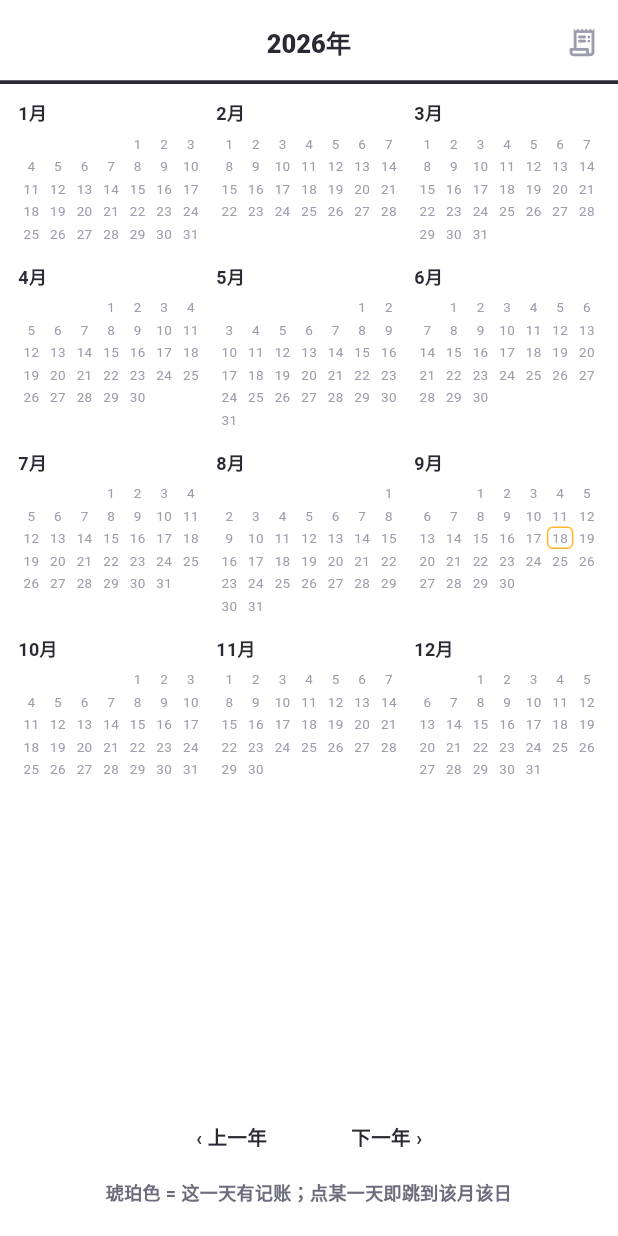
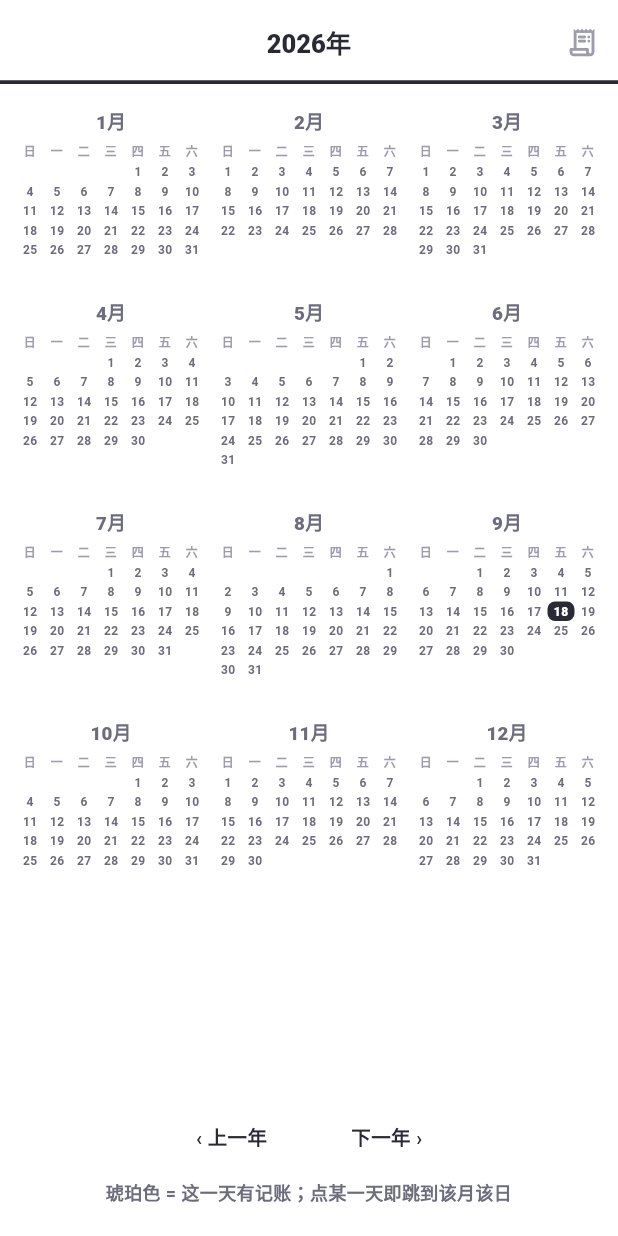
Before and after one commit to Tea-Codeman/yanxin-bookkeeping-flutter, a Flutter app: the MonthPickerPage screen opened by its route, on a phone screen of 412 x 824 dp. Run offline on Flutter 3.47's test engine with Material 3 defaults, Android fonts, the phone set to English and light mode, and no system bars; our stand-ins replace drift, drift_flutter, file_picker, flutter_riverpod, go_router; missing offline and left inert: gbk_codec; accounts and stored records are empty; generated files the repository leaves out were written again.

Commit message:
fix(ui): 日历下半部分不居中 + 月份选择页补星期表头（F7.6 P2 走查）
用户报告：日历页下半部分没有居中。

1. 日历空态不居中
   根因：_SelectedDaySection 外层 Column 用 CrossAxisAlignment.start，
   空态 Column 只占「最宽子项」宽度 → 块内居中、整块被顶到左边。
   修法：外层改 stretch（原型 .empty-block 是块级 div 占满宽 + text-align:center）；
   两行文案补 textAlign.center；小猪按原型改回 52px。

2. 月份选择页迷你月缺星期表头（走查发现）
   无表头读不出格子是周几。补原型 .m-wk（8px 三级灰）；
   月名按 .m-name 居中改三级灰、当前月改品牌深色 + 圆点（圆点单独 widget，
   不并进文本，测试仍按 find.text('9月') 找）；格子按 .mark/.today 规则
   （品牌底深棕字 / 墨底白字），去掉自创的「选中日」高亮。

走查覆盖：日历 / 月份选择 / 统计 / 资产（MuMu 12，900x1600），与原型并排对拍，阻断 0。
门禁：analyze 0 issue；test 269 全过 0 skip。

```diff
--- a/lib/features/calendar/presentation/calendar_page.dart
+++ b/lib/features/calendar/presentation/calendar_page.dart
@@ -286,7 +286,10 @@ class _SelectedDaySection extends StatelessWidget {
         .fold(0, (int a, TxRow t) => a + t.amountCents);
 
     return Column(
-      crossAxisAlignment: CrossAxisAlignment.start,
+      // stretch（不是 start）：空态块自己只有「最宽子项」那么宽，
+      // 用 start 会被顶到左边 —— 它内部的居中就成了「块内居中、整块偏左」。
+      // 原型 `.empty-block` 是块级 div（占满宽 + text-align:center），这里靠拉伸对齐。
+      crossAxisAlignment: CrossAxisAlignment.stretch,
       children: <Widget>[
         Padding(
           padding: const EdgeInsets.fromLTRB(20, 8, 20, 8),
@@ -390,12 +393,13 @@ class _EmptyDay extends StatelessWidget {
             child: SizedBox(
               width: 76,
               height: 76,
-              child: Center(child: PigMascot(size: 40)),
+              child: Center(child: PigMascot(size: 52)),
             ),
           ),
           const SizedBox(height: 14),
           const Text(
             '这天没有账单哦，赶紧记一笔吧~',
+            textAlign: TextAlign.center,
             style: TextStyle(fontSize: 15, fontWeight: FontWeight.w800),
           ),
           const SizedBox(height: 6),
--- a/lib/features/calendar/presentation/month_picker_page.dart
+++ b/lib/features/calendar/presentation/month_picker_page.dart
@@ -13,7 +13,6 @@ import 'package:yanxin/core/theme/toon.dart';
 import 'package:yanxin/core/utils/date.dart';
 
 import '../application/calendar_controller.dart';
-import 'widgets/month_grid.dart';
 
 /// 月份选择子页。
 class MonthPickerPage extends ConsumerStatefulWidget {
@@ -80,7 +79,6 @@ class _MonthPickerPageState extends ConsumerState<MonthPickerPage> {
                                   daysWithTx:
                                       days[row * 3 + col + 1] ?? const <int>{},
                                   selectedMonth: current?.month,
-                                  selectedDay: current?.selectedDay,
                                   onPick: _pick,
                                 ),
                               ),
@@ -137,7 +135,6 @@ class _MiniMonth extends StatelessWidget {
     required this.month,
     required this.daysWithTx,
     required this.selectedMonth,
-    required this.selectedDay,
     required this.onPick,
   });
 
@@ -145,7 +142,6 @@ class _MiniMonth extends StatelessWidget {
   final int month;
   final Set<int> daysWithTx;
   final int? selectedMonth;
-  final int? selectedDay;
   final void Function(int month, int day) onPick;
 
   @override
@@ -158,22 +154,58 @@ class _MiniMonth extends StatelessWidget {
 
     return Padding(
       key: ValueKey<String>('mini-month-$month'),
-      padding: const EdgeInsets.symmetric(horizontal: 4),
+      padding: const EdgeInsets.fromLTRB(3, 6, 3, 8),
       child: Column(
-        crossAxisAlignment: CrossAxisAlignment.start,
         children: <Widget>[
-          Text(
-            '$month月',
-            style: TextStyle(
-              fontSize: 12,
-              fontWeight: FontWeight.w700,
-              color: isSelectedMonth ? Tok.brandDeep : Tok.ink,
-            ),
+          // 原型 `.m-name`：居中、三级灰；当前月改品牌深色并加 `::before` 小圆点
+          // （圆点单独成 widget，不要并进文本 —— 测试按 `find.text('9月')` 找标题）
+          Row(
+            mainAxisAlignment: MainAxisAlignment.center,
+            children: <Widget>[
+              if (isSelectedMonth) ...<Widget>[
+                Container(
+                  width: 7,
+                  height: 7,
+                  decoration: const BoxDecoration(
+                    color: Tok.brandDeep,
+                    shape: BoxShape.circle,
+                  ),
+                ),
+                const SizedBox(width: 3),
+              ],
+              Text(
+                '$month月',
+                textAlign: TextAlign.center,
+                style: TextStyle(
+                  fontSize: 12.5,
+                  fontWeight: FontWeight.w900,
+                  color: isSelectedMonth ? Tok.brandDeep : Tok.ink2,
+                ),
+              ),
+            ],
           ),
           const SizedBox(height: 4),
+          // 原型 `.m-wk`：8px 三级灰星期表头（没有它读不出格子是周几）
+          Row(
+            children: <Widget>[
+              for (final String w in _weekHeads)
+                Expanded(
+                  child: Text(
+                    w,
+                    textAlign: TextAlign.center,
+                    style: const TextStyle(
+                      fontSize: 8,
+                      fontWeight: FontWeight.w800,
+                      color: Tok.ink3,
+                    ),
+                  ),
+                ),
+            ],
+          ),
+          const SizedBox(height: 2),
           for (int r = 0; r < rows; r++)
             SizedBox(
-              height: 15,
+              height: 13,
               child: Row(
                 children: <Widget>[
                   for (int c = 0; c < 7; c++)
@@ -183,7 +215,6 @@ class _MiniMonth extends StatelessWidget {
                         day: 1 - leading + r * 7 + c,
                         total: total,
                         now: now,
-                        isSelectedMonth: isSelectedMonth,
                       ),
                     ),
                 ],
@@ -199,43 +230,49 @@ class _MiniMonth extends StatelessWidget {
     required int day,
     required int total,
     required DateTime now,
-    required bool isSelectedMonth,
   }) {
     if (day < 1 || day > total) return const SizedBox.shrink();
     final bool hasTx = daysWithTx.contains(day);
     final bool isToday =
         now.year == year && now.month == month && now.day == day;
-    final bool isSelected = isSelectedMonth && selectedDay == day;
+
+    // 原型：`.mark`（这天有记账）= 品牌底 + 深棕字；`.today` 覆盖为墨底白字
+    final Color? bg = isToday
+        ? Tok.ink
+        : hasTx
+        ? Tok.brand
+        : null;
+    final Color fg = isToday
+        ? Tok.paper
+        : hasTx
+        ? Tok.brandInk
+        : Tok.ink2;
 
     return InkWell(
       onTap: () => onPick(month, day),
-      borderRadius: BorderRadius.circular(4),
+      borderRadius: BorderRadius.circular(5),
       child: Container(
         alignment: Alignment.center,
         decoration: BoxDecoration(
-          borderRadius: BorderRadius.circular(4),
-          color: isSelected ? kCalendarAccent : null,
-          border: isToday && !isSelected
-              ? Border.all(color: kCalendarAccent, width: 1)
-              : null,
+          borderRadius: BorderRadius.circular(5),
+          color: bg,
         ),
         child: Text(
           '$day',
           style: TextStyle(
-            fontSize: 9,
+            fontSize: 8,
             height: 1,
-            color: isSelected
-                ? Tok.brandInk
-                : hasTx
-                ? Tok.brandDeep
-                : Tok.ink3,
-            fontWeight: isSelected || hasTx ? FontWeight.w700 : FontWeight.w400,
+            color: fg,
+            fontWeight: isToday || hasTx ? FontWeight.w900 : FontWeight.w700,
           ),
         ),
       ),
     );
   }
 }
+
+/// 迷你月历的星期表头（原型 `.m-wk`）。
+const List<String> _weekHeads = <String>['日', '一', '二', '三', '四', '五', '六'];
 
 /// 子页 appbar 占位图标（muted = 三级灰）。
 class _PickerIcon extends StatelessWidget {
```
Also changed, not shown: 3 other files.
